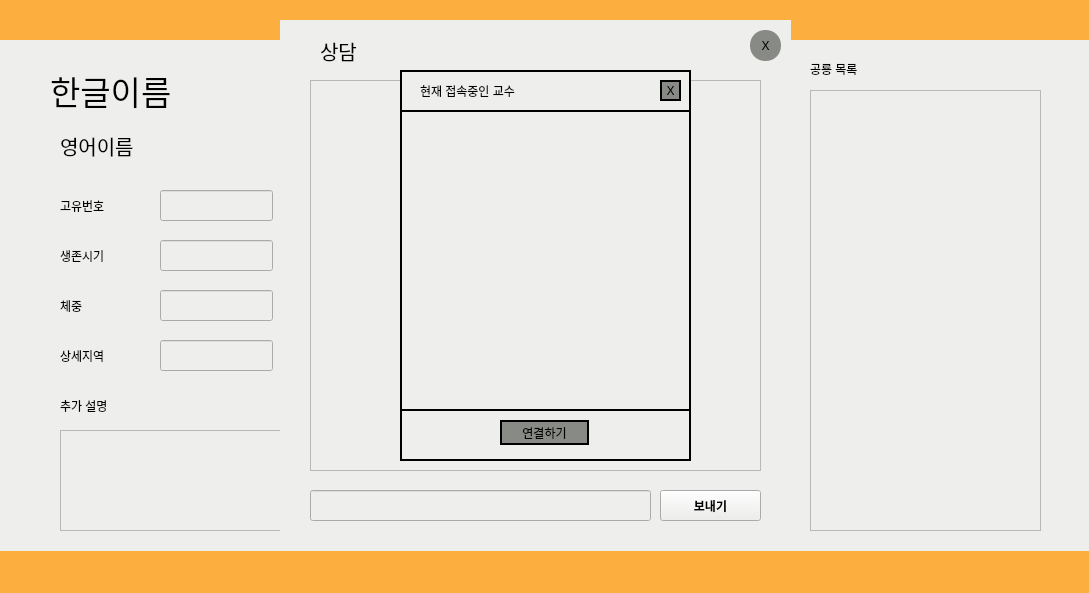
Above: student.ui from YangwonChoi/eduwill before the change. Below: the same form after it.
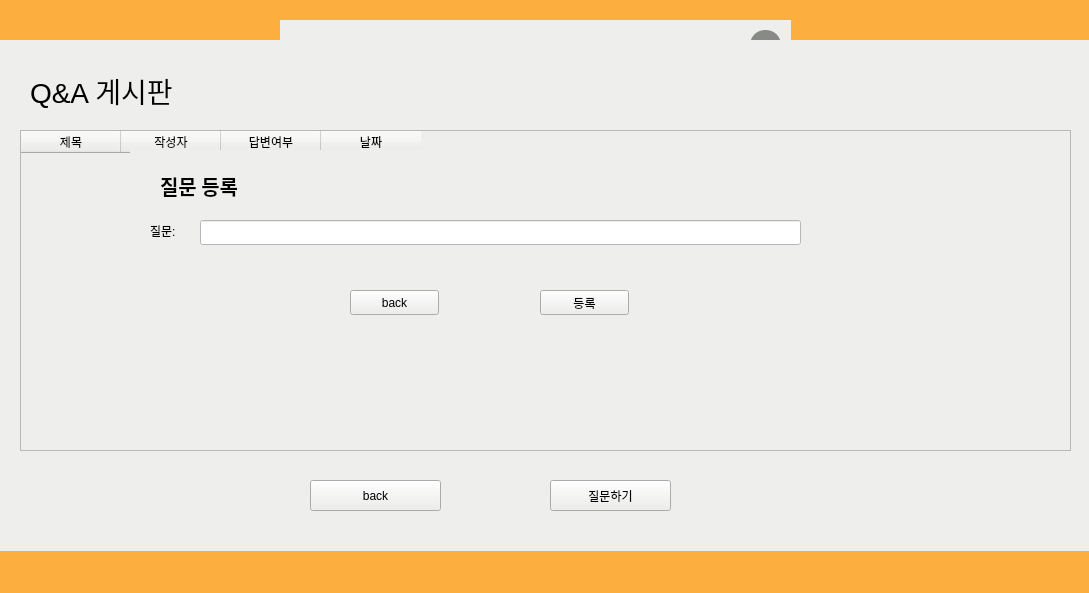
That is the form after the change.

```diff
--- a/student.ui
+++ b/student.ui
@@ -1451,6 +1451,369 @@
      </property>
     </widget>
    </widget>
+   <widget class="QWidget" name="quiz_widget" native="true">
+    <property name="geometry">
+     <rect>
+      <x>0</x>
+      <y>40</y>
+      <width>1091</width>
+      <height>511</height>
+     </rect>
+    </property>
+    <property name="styleSheet">
+     <string notr="true">background-color: rgb(238, 238, 236);</string>
+    </property>
+    <widget class="QListWidget" name="listWidget_5">
+     <property name="geometry">
+      <rect>
+       <x>905</x>
+       <y>60</y>
+       <width>171</width>
+       <height>411</height>
+      </rect>
+     </property>
+     <property name="styleSheet">
+      <string notr="true">background-color: rgb(255, 255, 255);</string>
+     </property>
+    </widget>
+    <widget class="QLabel" name="label_41">
+     <property name="geometry">
+      <rect>
+       <x>910</x>
+       <y>30</y>
+       <width>67</width>
+       <height>17</height>
+      </rect>
+     </property>
+     <property name="text">
+      <string>문제 목록</string>
+     </property>
+    </widget>
+    <widget class="QLabel" name="label_42">
+     <property name="geometry">
+      <rect>
+       <x>80</x>
+       <y>100</y>
+       <width>781</width>
+       <height>61</height>
+      </rect>
+     </property>
+     <property name="font">
+      <font>
+       <family>Ubuntu Condensed</family>
+       <pointsize>20</pointsize>
+       <weight>75</weight>
+       <bold>true</bold>
+      </font>
+     </property>
+     <property name="text">
+      <string>문제질문</string>
+     </property>
+    </widget>
+    <widget class="QTextEdit" name="textEdit">
+     <property name="geometry">
+      <rect>
+       <x>70</x>
+       <y>260</y>
+       <width>801</width>
+       <height>70</height>
+      </rect>
+     </property>
+     <property name="styleSheet">
+      <string notr="true">background-color: rgb(255, 255, 255);</string>
+     </property>
+    </widget>
+    <widget class="QPushButton" name="pushButton_5">
+     <property name="geometry">
+      <rect>
+       <x>650</x>
+       <y>440</y>
+       <width>89</width>
+       <height>25</height>
+      </rect>
+     </property>
+     <property name="text">
+      <string>채점하기</string>
+     </property>
+    </widget>
+    <widget class="QPushButton" name="pushButton_6">
+     <property name="geometry">
+      <rect>
+       <x>760</x>
+       <y>440</y>
+       <width>89</width>
+       <height>25</height>
+      </rect>
+     </property>
+     <property name="text">
+      <string>저장/종료</string>
+     </property>
+    </widget>
+    <widget class="QLabel" name="label_43">
+     <property name="geometry">
+      <rect>
+       <x>20</x>
+       <y>260</y>
+       <width>41</width>
+       <height>17</height>
+      </rect>
+     </property>
+     <property name="text">
+      <string>정답 :</string>
+     </property>
+    </widget>
+   </widget>
+   <widget class="QWidget" name="widget" native="true">
+    <property name="geometry">
+     <rect>
+      <x>430</x>
+      <y>150</y>
+      <width>171</width>
+      <height>211</height>
+     </rect>
+    </property>
+    <property name="styleSheet">
+     <string notr="true">background-color: rgb(238, 238, 236);</string>
+    </property>
+    <widget class="QLabel" name="label_40">
+     <property name="geometry">
+      <rect>
+       <x>30</x>
+       <y>30</y>
+       <width>67</width>
+       <height>17</height>
+      </rect>
+     </property>
+     <property name="text">
+      <string>과목</string>
+     </property>
+    </widget>
+    <widget class="QPushButton" name="pushButton">
+     <property name="geometry">
+      <rect>
+       <x>40</x>
+       <y>70</y>
+       <width>89</width>
+       <height>25</height>
+      </rect>
+     </property>
+     <property name="text">
+      <string>생존시기</string>
+     </property>
+    </widget>
+    <widget class="QPushButton" name="pushButton_2">
+     <property name="geometry">
+      <rect>
+       <x>40</x>
+       <y>100</y>
+       <width>89</width>
+       <height>25</height>
+      </rect>
+     </property>
+     <property name="text">
+      <string>발견지대륙</string>
+     </property>
+    </widget>
+    <widget class="QPushButton" name="pushButton_3">
+     <property name="geometry">
+      <rect>
+       <x>40</x>
+       <y>130</y>
+       <width>89</width>
+       <height>25</height>
+      </rect>
+     </property>
+     <property name="text">
+      <string>특징</string>
+     </property>
+    </widget>
+    <widget class="QPushButton" name="pushButton_4">
+     <property name="geometry">
+      <rect>
+       <x>40</x>
+       <y>160</y>
+       <width>89</width>
+       <height>25</height>
+      </rect>
+     </property>
+     <property name="text">
+      <string>back</string>
+     </property>
+    </widget>
+   </widget>
+   <widget class="QWidget" name="qn_widget" native="true">
+    <property name="geometry">
+     <rect>
+      <x>0</x>
+      <y>40</y>
+      <width>1091</width>
+      <height>511</height>
+     </rect>
+    </property>
+    <property name="styleSheet">
+     <string notr="true">background-color: rgb(238, 238, 236);</string>
+    </property>
+    <widget class="QTableWidget" name="tableWidget">
+     <property name="geometry">
+      <rect>
+       <x>20</x>
+       <y>90</y>
+       <width>1051</width>
+       <height>321</height>
+      </rect>
+     </property>
+     <column>
+      <property name="text">
+       <string>제목</string>
+      </property>
+     </column>
+     <column>
+      <property name="text">
+       <string>작성자</string>
+      </property>
+     </column>
+     <column>
+      <property name="text">
+       <string>답변여부</string>
+      </property>
+     </column>
+     <column>
+      <property name="text">
+       <string>날짜</string>
+      </property>
+     </column>
+    </widget>
+    <widget class="QLabel" name="label_44">
+     <property name="geometry">
+      <rect>
+       <x>30</x>
+       <y>30</y>
+       <width>211</width>
+       <height>41</height>
+      </rect>
+     </property>
+     <property name="font">
+      <font>
+       <pointsize>21</pointsize>
+      </font>
+     </property>
+     <property name="text">
+      <string>Q&amp;A 게시판</string>
+     </property>
+    </widget>
+    <widget class="QPushButton" name="qn_back_btn">
+     <property name="geometry">
+      <rect>
+       <x>310</x>
+       <y>440</y>
+       <width>131</width>
+       <height>31</height>
+      </rect>
+     </property>
+     <property name="text">
+      <string>back</string>
+     </property>
+    </widget>
+    <widget class="QPushButton" name="qn_anser_btn">
+     <property name="geometry">
+      <rect>
+       <x>550</x>
+       <y>440</y>
+       <width>121</width>
+       <height>31</height>
+      </rect>
+     </property>
+     <property name="text">
+      <string>질문하기</string>
+     </property>
+    </widget>
+   </widget>
+   <widget class="QWidget" name="widget_2" native="true">
+    <property name="geometry">
+     <rect>
+      <x>130</x>
+      <y>150</y>
+      <width>751</width>
+      <height>191</height>
+     </rect>
+    </property>
+    <property name="styleSheet">
+     <string notr="true">background-color: rgb(238, 238, 236);</string>
+    </property>
+    <widget class="QLineEdit" name="lineEdit">
+     <property name="geometry">
+      <rect>
+       <x>70</x>
+       <y>70</y>
+       <width>601</width>
+       <height>25</height>
+      </rect>
+     </property>
+     <property name="styleSheet">
+      <string notr="true">background-color: rgb(255, 255, 255);</string>
+     </property>
+    </widget>
+    <widget class="QLabel" name="label_45">
+     <property name="geometry">
+      <rect>
+       <x>20</x>
+       <y>70</y>
+       <width>41</width>
+       <height>21</height>
+      </rect>
+     </property>
+     <property name="text">
+      <string>질문: </string>
+     </property>
+    </widget>
+    <widget class="QPushButton" name="reg_btn">
+     <property name="geometry">
+      <rect>
+       <x>410</x>
+       <y>140</y>
+       <width>89</width>
+       <height>25</height>
+      </rect>
+     </property>
+     <property name="text">
+      <string>등록</string>
+     </property>
+    </widget>
+    <widget class="QPushButton" name="anser_back">
+     <property name="geometry">
+      <rect>
+       <x>220</x>
+       <y>140</y>
+       <width>89</width>
+       <height>25</height>
+      </rect>
+     </property>
+     <property name="text">
+      <string>back</string>
+     </property>
+    </widget>
+    <widget class="QLabel" name="label_46">
+     <property name="geometry">
+      <rect>
+       <x>30</x>
+       <y>20</y>
+       <width>131</width>
+       <height>31</height>
+      </rect>
+     </property>
+     <property name="font">
+      <font>
+       <family>Ubuntu Condensed</family>
+       <pointsize>15</pointsize>
+       <weight>75</weight>
+       <bold>true</bold>
+      </font>
+     </property>
+     <property name="text">
+      <string>질문 등록</string>
+     </property>
+    </widget>
+   </widget>
   </widget>
  </widget>
  <resources/>
```
